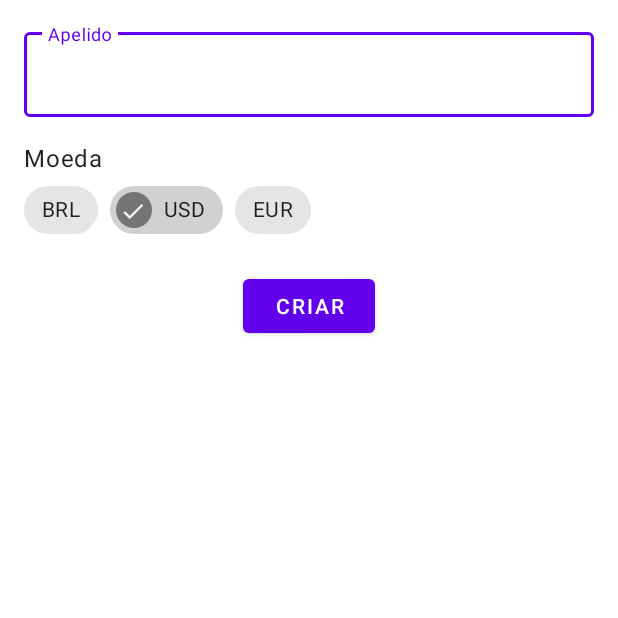
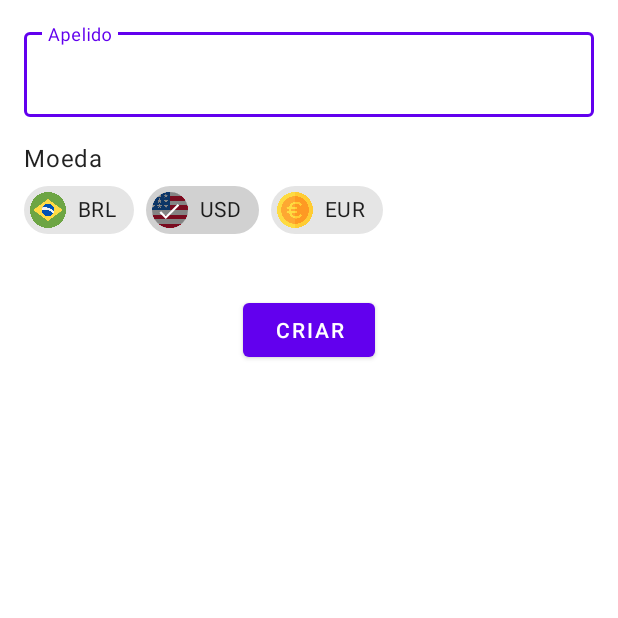
Before and after one commit to Irineu333/Vault, an Android app: the fragment PiggyBankFragment shown on its own in the app's theme, on a phone screen of 412 x 824 dp, the top half of it. Run offline under Robolectric (Android 15) with nearby library versions, the phone set to English and light mode, and no system bars.

Commit message:
feat: add icons in currency input

```diff
--- a/app/src/main/res/layout/fragment_piggy_bank.xml
+++ b/app/src/main/res/layout/fragment_piggy_bank.xml
@@ -38,10 +38,12 @@
             android:layout_width="wrap_content"
             android:layout_height="match_parent"
             android:checkable="true"
-            android:text="BRL" />
+            android:text="BRL"
+            app:chipIcon="@drawable/ic_brazil" />
 
         <com.google.android.material.chip.Chip
             android:id="@+id/chip_usd"
+            app:chipIcon="@drawable/ic_eua"
             android:layout_width="wrap_content"
             android:layout_height="match_parent"
             android:checkable="true"
@@ -49,6 +51,7 @@
 
         <com.google.android.material.chip.Chip
             android:id="@+id/chip_eur"
+            app:chipIcon="@drawable/ic_euro"
             android:layout_width="wrap_content"
             android:layout_height="match_parent"
             android:checkable="true"
@@ -60,7 +63,7 @@
         android:layout_width="wrap_content"
         android:layout_height="wrap_content"
         android:layout_gravity="center"
-        android:layout_marginTop="16dp"
+        android:layout_marginTop="32dp"
         android:text="Criar" />
 
 </LinearLayout>
```
Also changed, not shown: app/src/main/res/drawable/ic_brazil.png (added), app/src/main/res/drawable/ic_eua.png (added), app/src/main/res/drawable/ic_euro.png (added).
